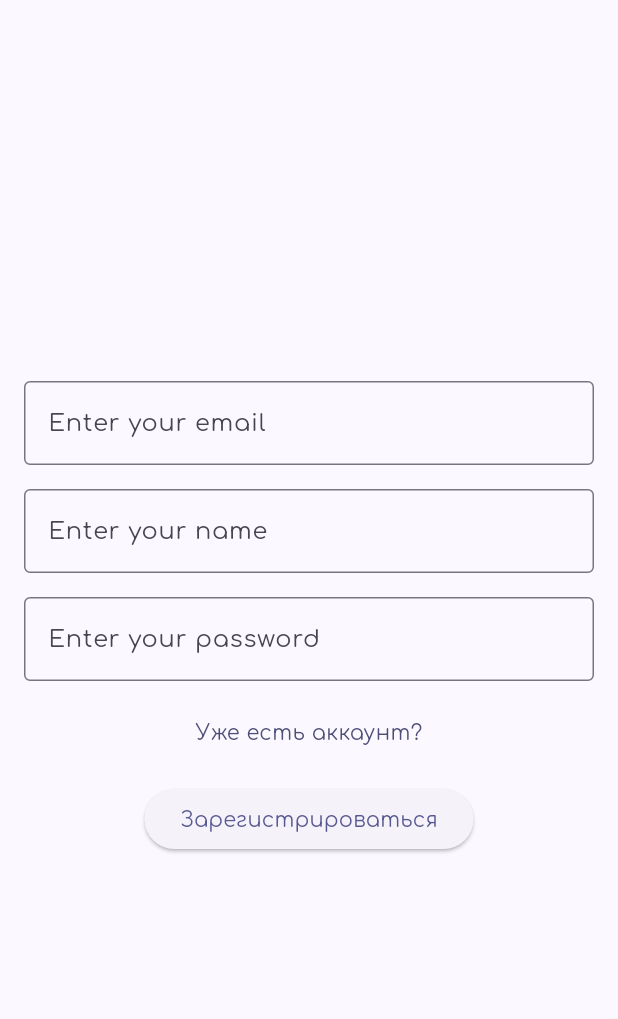
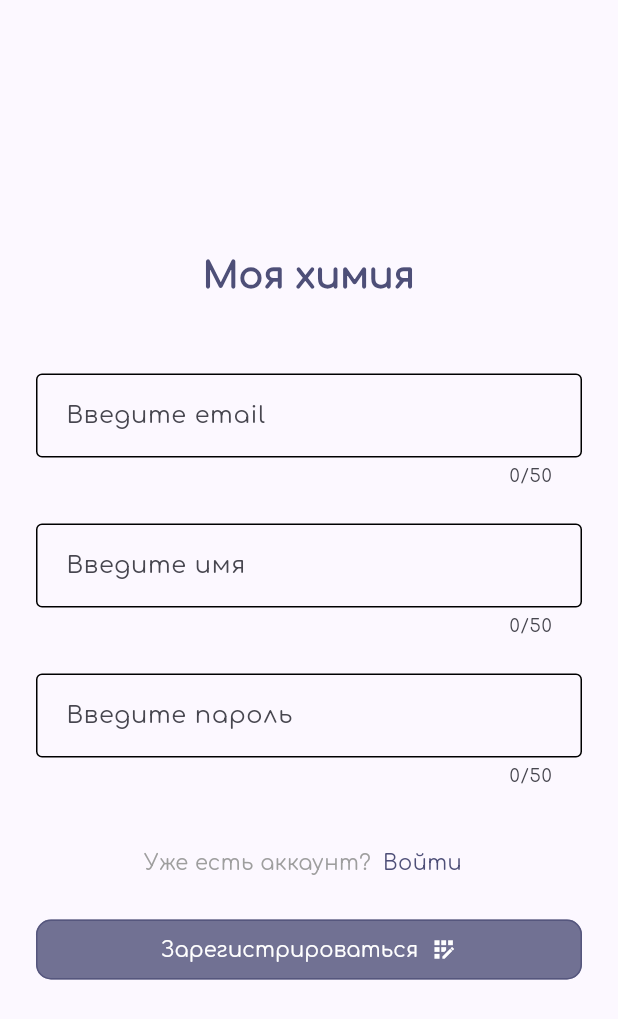
Before and after one commit to dxshulya/wasabi_crossplatform, a Flutter app: the RegistrationPage screen opened by its route, on a phone screen of 412 x 824 dp. Shown: the top 1019 px of the screen. Run offline on Flutter 3.47's test engine with Material 2 defaults, Android fonts, the phone set to English and light mode, and no system bars; our stand-ins replace dio, drift, equatable, flutter_bloc, flutter_svg, pretty_dio_logger and 1 more; accounts and stored records are empty; generated files the repository leaves out were written again.

Commit message:
change error handler + add ui to registration page

```diff
--- /dev/null
+++ b/lib/data/dtos/api/api_registration_dto.dart
@@ -0,0 +1,20 @@
+import 'package:json_annotation/json_annotation.dart';
+
+part 'api_registration_dto.g.dart';
+
+@JsonSerializable()
+class RegistrationDTO {
+  const RegistrationDTO({
+    required this.login,
+    required this.token,
+  });
+
+  @JsonKey(name: 'login', defaultValue: '')
+  final String login;
+
+  @JsonKey(name: 'token', defaultValue: '')
+  final String token;
+
+  factory RegistrationDTO.fromJson(Map<String, dynamic> json) =>
+      _$RegistrationDTOFromJson(json);
+}
--- /dev/null
+++ b/lib/data/repositories/auth/api_registration_repository.dart
@@ -0,0 +1,22 @@
+import 'package:wasabi_crossplatform/data/dtos/api/api_user_dto.dart';
+import 'package:wasabi_crossplatform/data/mappers/api/api_from_dto_to_domain.dart';
+import 'package:wasabi_crossplatform/data/services/api/api_service.dart';
+import 'package:wasabi_crossplatform/domain/models/auth/abstract_registration_response.dart';
+import 'package:wasabi_crossplatform/domain/models/auth/abstract_user.dart';
+import 'package:wasabi_crossplatform/domain/repositories/auth/abstract_registration_repository.dart';
+
+class ApiRegistrationRepository implements AbstractRegistrationRepository {
+  ApiRegistrationRepository({
+    required ApiService apiService,
+  }) : _apiService = apiService;
+
+  final ApiService _apiService;
+
+  @override
+  Future<AbstractRegistration> registration(AbstractUser user) async {
+    final response = await _apiService.postRegistration(
+        user: UserDTO(
+            email: user.email, name: user.name ?? '', password: user.password));
+    return response.toDomain();
+  }
+}
--- a/lib/data/repositories/interceptors/api_error_interceptor.dart
+++ b/lib/data/repositories/interceptors/api_error_interceptor.dart
@@ -11,7 +11,7 @@ class ErrorInterceptor extends Interceptor {
   Future<void> onError(DioError err, ErrorInterceptorHandler handler) async {
     onErrorHandler(
       err.response?.statusCode?.toString() ?? _unknownStatusName,
-      err.message ?? _unknownStatusName,
+      err.response?.data.toString() ?? _unknownStatusName,
     );
     handler.next(err);
   }
--- a/lib/data/services/api/api_service.dart
+++ b/lib/data/services/api/api_service.dart
@@ -4,6 +4,7 @@ import 'package:shared_preferences/shared_preferences.dart';
 import 'package:wasabi_crossplatform/data/dtos/api/api_favourites_dto.dart';
 import 'package:wasabi_crossplatform/data/dtos/api/api_login_dto.dart';
 import 'package:wasabi_crossplatform/data/dtos/api/api_message_dto.dart';
+import 'package:wasabi_crossplatform/data/dtos/api/api_registration_dto.dart';
 import 'package:wasabi_crossplatform/data/dtos/api/api_task_dto.dart';
 import 'package:wasabi_crossplatform/data/dtos/api/api_tasks_dto.dart';
 import 'package:wasabi_crossplatform/data/dtos/api/api_user_dto.dart';
@@ -71,13 +72,13 @@ class ApiService {
     return LoginDTO.fromJson(response.data);
   }
 
-  Future<LoginDTO> postRegistration({required UserDTO user}) async {
+  Future<RegistrationDTO> postRegistration({required UserDTO user}) async {
     String url = '$_baseURL/auth/registration';
     final Response<dynamic> response = await _dio.post<dynamic>(
       url,
       data: user.toJson(),
     );
-    return LoginDTO.fromJson(response.data);
+    return RegistrationDTO.fromJson(response.data);
   }
 
   Future<MessageDTO> postFavourite({required TaskDTO task}) async {
--- a/lib/domain/models/auth/abstract_registration_response.dart
+++ b/lib/domain/models/auth/abstract_registration_response.dart
@@ -0,0 +1,4 @@
+abstract class AbstractRegistration {
+  String get token;
+  String get login;
+}
--- /dev/null
+++ b/lib/domain/repositories/auth/abstract_registration_repository.dart
@@ -0,0 +1,6 @@
+import 'package:wasabi_crossplatform/domain/models/auth/abstract_registration_response.dart';
+import 'package:wasabi_crossplatform/domain/models/auth/abstract_user.dart';
+
+abstract class AbstractRegistrationRepository {
+  Future<AbstractRegistration> registration(AbstractUser user);
+}
--- /dev/null
+++ b/lib/presentation/features/registration/bloc/registration_bloc.dart
@@ -0,0 +1,68 @@
+import 'dart:async';
+
+import 'package:flutter_bloc/flutter_bloc.dart';
+import 'package:wasabi_crossplatform/data/models/base_user.dart';
+import 'package:wasabi_crossplatform/domain/repositories/auth/abstract_registration_repository.dart';
+import 'package:wasabi_crossplatform/presentation/features/registration/bloc/registration_event.dart';
+import 'package:wasabi_crossplatform/presentation/features/registration/bloc/registration_state.dart';
+import 'package:wasabi_crossplatform/utils/datastore/datastore.dart';
+
+class RegistrationBloc extends Bloc<RegistrationEvent, RegistrationState> {
+  final AbstractRegistrationRepository _repository;
+
+  RegistrationBloc({
+    required AbstractRegistrationRepository repository,
+  })  : _repository = repository,
+        super(const RegistrationState(email: '', name: '', password: '')) {
+    on<SendDataEvent>(_onSendData);
+    on<EmailChangedEvent>(_onEmailChangedEvent);
+    on<NameChangedEvent>(_onNameChangedEvent);
+    on<PasswordChangedEvent>(_onPasswordChangedEvent);
+  }
+
+  FutureOr<void> _onSendData(
+      SendDataEvent event, Emitter<RegistrationState> emit) async {
+    emit(
+      state.copyWith(
+        response: _repository.registration(BaseUser(
+            email: state.email, name: state.name, password: state.password)),
+      ),
+    );
+  }
+
+  FutureOr<void> _onEmailChangedEvent(
+    EmailChangedEvent event,
+    Emitter<RegistrationState> emit,
+  ) {
+    Datastore.setUserEmail(event.email);
+    emit(
+      state.copyWith(
+        email: event.email,
+      ),
+    );
+  }
+
+  FutureOr<void> _onNameChangedEvent(
+    NameChangedEvent event,
+    Emitter<RegistrationState> emit,
+  ) {
+    Datastore.setUserName(event.name);
+    emit(
+      state.copyWith(
+        name: event.name,
+      ),
+    );
+  }
+
+  FutureOr<void> _onPasswordChangedEvent(
+    PasswordChangedEvent event,
+    Emitter<RegistrationState> emit,
+  ) {
+    Datastore.setUserPassword(event.password);
+    emit(
+      state.copyWith(
+        password: event.password,
+      ),
+    );
+  }
+}
--- /dev/null
+++ b/lib/presentation/features/registration/bloc/registration_event.dart
@@ -0,0 +1,43 @@
+import 'package:equatable/equatable.dart';
+
+abstract class RegistrationEvent extends Equatable {
+  const RegistrationEvent();
+
+  @override
+  List<Object> get props => [];
+}
+
+class SendDataEvent extends RegistrationEvent {}
+
+class EmailChangedEvent extends RegistrationEvent {
+  final String email;
+
+  const EmailChangedEvent({
+    required this.email,
+  });
+
+  @override
+  List<Object> get props => [email];
+}
+
+class NameChangedEvent extends RegistrationEvent {
+  final String name;
+
+  const NameChangedEvent({
+    required this.name,
+  });
+
+  @override
+  List<Object> get props => [name];
+}
+
+class PasswordChangedEvent extends RegistrationEvent {
+  final String password;
+
+  const PasswordChangedEvent({
+    required this.password,
+  });
+
+  @override
+  List<Object> get props => [password];
+}
--- /dev/null
+++ b/lib/presentation/features/registration/bloc/registration_state.dart
@@ -0,0 +1,31 @@
+import 'package:equatable/equatable.dart';
+import 'package:wasabi_crossplatform/domain/models/auth/abstract_registration_response.dart';
+
+class RegistrationState extends Equatable {
+  final Future<AbstractRegistration>? response;
+  final String email;
+  final String name;
+  final String password;
+
+  const RegistrationState(
+      {this.response,
+      required this.email,
+      required this.name,
+      required this.password});
+
+  RegistrationState copyWith({
+    Future<AbstractRegistration>? response,
+    String? email,
+    String? name,
+    String? password,
+  }) =>
+      RegistrationState(
+        response: response ?? this.response,
+        email: email ?? this.email,
+        name: name ?? this.name,
+        password: password ?? this.password,
+      );
+
+  @override
+  List<Object> get props => [response ?? 0, email, name, password];
+}
--- a/lib/presentation/features/registration/pages/registration_page.dart
+++ b/lib/presentation/features/registration/pages/registration_page.dart
@@ -1,7 +1,14 @@
 import 'package:flutter/material.dart';
+import 'package:flutter_bloc/flutter_bloc.dart';
 import 'package:wasabi_crossplatform/presentation/features/login/pages/login_page.dart';
+import 'package:wasabi_crossplatform/presentation/features/registration/bloc/registration_bloc.dart';
+import 'package:wasabi_crossplatform/presentation/features/registration/bloc/registration_event.dart';
+import 'package:wasabi_crossplatform/presentation/features/registration/widgets/email_text_field.dart';
+import 'package:wasabi_crossplatform/presentation/features/registration/widgets/name_text_field.dart';
+import 'package:wasabi_crossplatform/presentation/features/registration/widgets/password_text_field.dart';
 import 'package:wasabi_crossplatform/presentation/features/tasks/pages/tasks_page.dart';
 import 'package:wasabi_crossplatform/utils/colors.dart';
+import 'package:wasabi_crossplatform/utils/datastore/datastore.dart';
 import 'package:wasabi_crossplatform/utils/locals/locals.dart';
 
 class RegistrationPage extends StatefulWidget {
@@ -18,45 +25,49 @@ class _RegistrationPageState extends State<RegistrationPage> {
   Widget build(BuildContext context) {
     return Scaffold(
       body: Padding(
-        padding: const EdgeInsets.all(16.0),
+        padding: const EdgeInsets.all(24.0),
         child: Column(
           mainAxisAlignment: MainAxisAlignment.center,
           children: [
-            TextFormField(
-              decoration: const InputDecoration(
-                border: OutlineInputBorder(),
-                labelText: 'Enter your email',
-                hintText: 'Enter your email',
-              ),
+            Text(
+              context.locale.app.appName,
+              style: TextStyle(
+                  color: AppColors.lightColorSchemeSeed,
+                  fontWeight: FontWeight.bold,
+                  fontSize: 24),
+              textAlign: TextAlign.center,
             ),
             const SizedBox(
-              height: 16,
+              height: 48,
             ),
-            TextFormField(
-              decoration: const InputDecoration(
-                border: OutlineInputBorder(),
-                labelText: 'Enter your name',
-                hintText: 'Enter your name',
+            EmailTextField(onEmailFieldTextChanged: _onEmailFieldTextChanged),
+            const SizedBox(
+              height: 24,
             ),
+            NameTextField(onNameFieldTextChanged: _onNameFieldTextChanged),
+            const SizedBox(
+              height: 24,
             ),
+            PasswordTextField(
+                onPasswordFieldTextChanged: _onPasswordFieldTextChanged),
             const SizedBox(
-              height: 16,
+              height: 32,
             ),
-            TextFormField(
-              decoration: const InputDecoration(
-                border: OutlineInputBorder(),
-                labelText: 'Enter your password',
+            Row(
+              mainAxisAlignment: MainAxisAlignment.center,
+              children: [
+                Text(
+                  context.locale.auth.isLogin,
+                  style: TextStyle(
+                    color: Colors.grey.shade500,
                   ),
-            ),
-            const SizedBox(
-              height: 16,
                 ),
                 InkWell(
                   borderRadius: BorderRadius.circular(20),
                   child: Padding(
                     padding: const EdgeInsets.all(8.0),
                     child: Text(
-                  context.locale.auth.isLogin,
+                      context.locale.auth.isLoginDescription,
                       style: TextStyle(
                         color: AppColors.lightColorSchemeSeed,
                       ),
@@ -64,22 +75,79 @@ class _RegistrationPageState extends State<RegistrationPage> {
                   ),
                   onTap: () {
                     Navigator.of(context).pushNamedAndRemoveUntil(
-                    LoginPage.navigationPath, (Route<dynamic> route) => false);
+                        LoginPage.navigationPath,
+                        (Route<dynamic> route) => false);
                   },
+                ),
+              ],
             ),
             const SizedBox(
               height: 16,
             ),
             ElevatedButton(
-              onPressed: () {
-                // Navigator.of(context).pushNamedAndRemoveUntil(
-                //     TasksPage.navigationPath, (Route<dynamic> route) => false);
+                onPressed: () async {
+                  final bloc = context.read<RegistrationBloc>();
+                  context.read<RegistrationBloc>().add(SendDataEvent());
+                  final response = await bloc.state.response;
+                  final String? login = response?.login.toString();
+                  final String? token = response?.token.toString();
+                  if (token!.isNotEmpty && login!.isNotEmpty) {
+                    Future.delayed(const Duration(seconds: 0)).then((value) => {
+                          // Datastore.setUserName(login),
+                          Datastore.setUserToken(token),
+                          Navigator.of(context).pushNamedAndRemoveUntil(
+                              TasksPage.navigationPath,
+                              (Route<dynamic> route) => false),
+                        });
+                  }
                 },
-              child: Text(context.locale.intro.regBtnText),
+                style: ElevatedButton.styleFrom(
+                  elevation: 0,
+                  side: BorderSide(
+                      width: 1.0,
+                      color: AppColors.lightColorSchemeSeed.withOpacity(0.8)),
+                  shape: RoundedRectangleBorder(
+                    borderRadius: BorderRadius.circular(10),
                   ),
+                  padding: const EdgeInsets.all(10),
+                  backgroundColor:
+                      AppColors.lightColorSchemeSeed.withOpacity(0.8),
+                  foregroundColor: AppColors.lightColorSchemeSeed,
+                ),
+                child: Row(
+                  mainAxisAlignment: MainAxisAlignment.center,
+                  children: [
+                    Text(
+                      context.locale.intro.regBtnText,
+                      style: const TextStyle(color: Colors.white),
+                    ),
+                    const Padding(
+                      padding: EdgeInsets.only(left: 8.0),
+                      child: Icon(
+                        Icons.app_registration,
+                        color: Colors.white,
+                      ),
+                    ),
+                  ],
+                )),
           ],
         ),
       ),
     );
   }
+
+  void _onEmailFieldTextChanged(String text) {
+    var emailChangedEvent = EmailChangedEvent(email: text);
+    context.read<RegistrationBloc>().add(emailChangedEvent);
   }
+
+  void _onNameFieldTextChanged(String text) {
+    var nameChangedEvent = NameChangedEvent(name: text);
+    context.read<RegistrationBloc>().add(nameChangedEvent);
+  }
+
+  void _onPasswordFieldTextChanged(String text) {
+    var passwordChangedEvent = PasswordChangedEvent(password: text);
+    context.read<RegistrationBloc>().add(passwordChangedEvent);
+  }
+}
--- /dev/null
+++ b/lib/presentation/features/registration/widgets/email_text_field.dart
@@ -0,0 +1,56 @@
+import 'package:flutter/material.dart';
+import 'package:wasabi_crossplatform/utils/colors.dart';
+import 'package:wasabi_crossplatform/utils/locals/locals.dart';
+
+class EmailTextField extends StatefulWidget {
+  const EmailTextField({
+    Key? key,
+    required void Function(String text) onEmailFieldTextChanged,
+  })  : _onEmailFieldTextChanged = onEmailFieldTextChanged,
+        super(key: key);
+
+  final void Function(String text) _onEmailFieldTextChanged;
+
+  @override
+  State<EmailTextField> createState() => EmailTextFieldState();
+}
+
+class EmailTextFieldState extends State<EmailTextField> {
+  final TextEditingController _textController = TextEditingController();
+
+  @override
+  void dispose() {
+    _textController.dispose();
+    super.dispose();
+  }
+
+  @override
+  Widget build(BuildContext context) {
+    return TextField(
+      controller: _textController,
+      maxLines: 1,
+      autofocus: false,
+      keyboardType: TextInputType.emailAddress,
+      maxLength: 50,
+      style: TextStyle(color: AppColors.lightColorSchemeSeed),
+      decoration: InputDecoration(
+        isDense: true,
+        contentPadding: const EdgeInsets.all(16.0),
+        enabledBorder: const OutlineInputBorder(
+          borderSide: BorderSide(width: 1.0),
+        ),
+        focusedBorder: OutlineInputBorder(
+          borderSide: BorderSide(color: AppColors.brandGreenColor, width: 2.0),
+        ),
+        errorStyle: TextStyle(color: AppColors.brandRedColor),
+        labelText: context.locale.auth.email,
+        floatingLabelStyle: TextStyle(color: AppColors.brandGreenColor),
+        hintText: context.locale.auth.email,
+        errorBorder: OutlineInputBorder(
+          borderSide: BorderSide(color: AppColors.brandRedColor, width: 2.0),
+        ),
+      ),
+      onChanged: widget._onEmailFieldTextChanged,
+    );
+  }
+}
--- /dev/null
+++ b/lib/presentation/features/registration/widgets/name_text_field.dart
@@ -0,0 +1,56 @@
+import 'package:flutter/material.dart';
+import 'package:wasabi_crossplatform/utils/colors.dart';
+import 'package:wasabi_crossplatform/utils/locals/locals.dart';
+
+class NameTextField extends StatefulWidget {
+  const NameTextField({
+    Key? key,
+    required void Function(String text) onNameFieldTextChanged,
+  })  : _onNameFieldTextChanged = onNameFieldTextChanged,
+        super(key: key);
+
+  final void Function(String text) _onNameFieldTextChanged;
+
+  @override
+  State<NameTextField> createState() => NameTextFieldState();
+}
+
+class NameTextFieldState extends State<NameTextField> {
+  final TextEditingController _textController = TextEditingController();
+
+  @override
+  void dispose() {
+    _textController.dispose();
+    super.dispose();
+  }
+
+  @override
+  Widget build(BuildContext context) {
+    return TextField(
+      controller: _textController,
+      maxLines: 1,
+      autofocus: false,
+      keyboardType: TextInputType.text,
+      maxLength: 50,
+      style: TextStyle(color: AppColors.lightColorSchemeSeed),
+      decoration: InputDecoration(
+        isDense: true,
+        contentPadding: const EdgeInsets.all(16.0),
+        enabledBorder: const OutlineInputBorder(
+          borderSide: BorderSide(width: 1.0),
+        ),
+        focusedBorder: OutlineInputBorder(
+          borderSide: BorderSide(color: AppColors.brandGreenColor, width: 2.0),
+        ),
+        errorStyle: TextStyle(color: AppColors.brandRedColor),
+        labelText: context.locale.auth.name,
+        floatingLabelStyle: TextStyle(color: AppColors.brandGreenColor),
+        hintText: context.locale.auth.name,
+        errorBorder: OutlineInputBorder(
+          borderSide: BorderSide(color: AppColors.brandRedColor, width: 2.0),
+        ),
+      ),
+      onChanged: widget._onNameFieldTextChanged,
+    );
+  }
+}
--- /dev/null
+++ b/lib/presentation/features/registration/widgets/password_text_field.dart
@@ -0,0 +1,56 @@
+import 'package:flutter/material.dart';
+import 'package:wasabi_crossplatform/utils/colors.dart';
+import 'package:wasabi_crossplatform/utils/locals/locals.dart';
+
+class PasswordTextField extends StatefulWidget {
+  const PasswordTextField({
+    Key? key,
+    required void Function(String text) onPasswordFieldTextChanged,
+  })  : _onPasswordFieldTextChanged = onPasswordFieldTextChanged,
+        super(key: key);
+
+  final void Function(String text) _onPasswordFieldTextChanged;
+
+  @override
+  State<PasswordTextField> createState() => PasswordTextFieldState();
+}
+
+class PasswordTextFieldState extends State<PasswordTextField> {
+  final TextEditingController _textController = TextEditingController();
+
+  @override
+  void dispose() {
+    _textController.dispose();
+    super.dispose();
+  }
+
+  @override
+  Widget build(BuildContext context) {
+    return TextField(
+      controller: _textController,
+      maxLines: 1,
+      autofocus: false,
+      keyboardType: TextInputType.visiblePassword,
+      maxLength: 50,
+      style: TextStyle(color: AppColors.lightColorSchemeSeed),
+      decoration: InputDecoration(
+        isDense: true,
+        contentPadding: const EdgeInsets.all(16.0),
+        enabledBorder: const OutlineInputBorder(
+          borderSide: BorderSide(width: 1.0),
+        ),
+        focusedBorder: OutlineInputBorder(
+          borderSide: BorderSide(color: AppColors.brandGreenColor, width: 2.0),
+        ),
+        errorStyle: TextStyle(color: AppColors.brandRedColor),
+        labelText: context.locale.auth.password,
+        floatingLabelStyle: TextStyle(color: AppColors.brandGreenColor),
+        hintText: context.locale.auth.password,
+        errorBorder: OutlineInputBorder(
+          borderSide: BorderSide(color: AppColors.brandRedColor, width: 2.0),
+        ),
+      ),
+      onChanged: widget._onPasswordFieldTextChanged,
+    );
+  }
+}
```
Also changed, not shown: lib/data/mappers/api/api_from_dto_to_domain.dart (+12 -0 lines), lib/data/models/base_registration.dart (added, +19 -0 lines), lib/main.dart (+31 -1 lines), lib/data/dtos/api/api_registration_dto.g.dart (added). Lines whose indentation alone changed are shown as unchanged.
